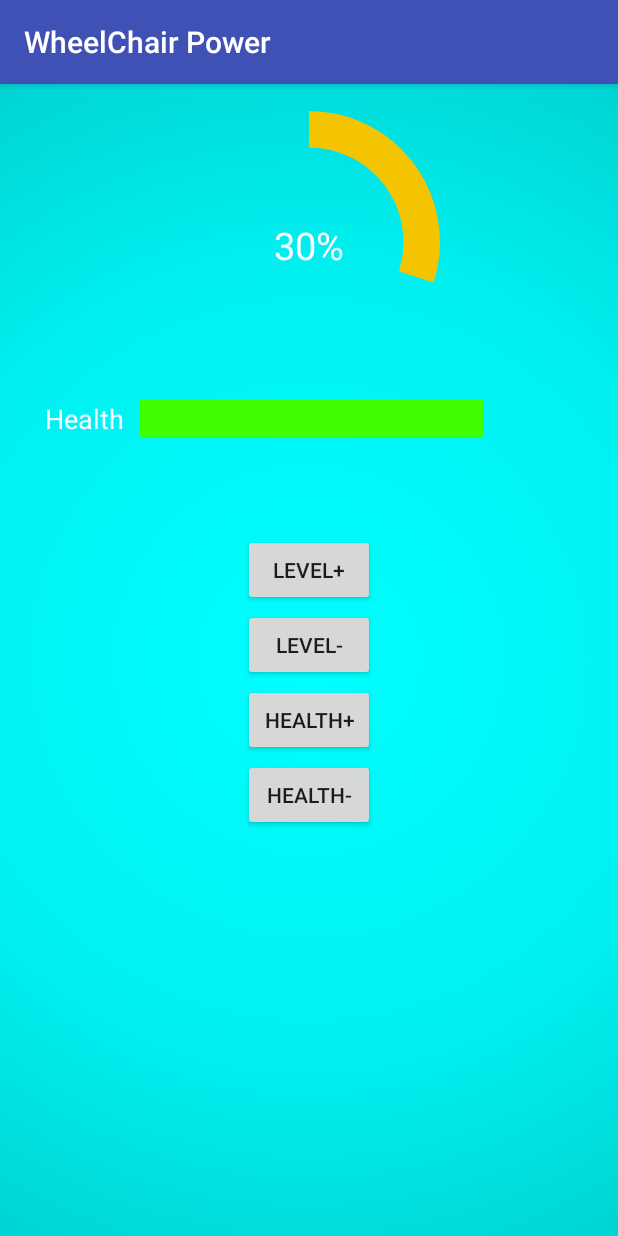
After one commit to nebulaM/BatteryStateBLE, an Android app: the fragment MainDisplayFragment placed in its activity, on a phone screen of 412 x 824 dp. The commit adds this screen. Run offline under Robolectric (Android 15) with nearby library versions, the phone set to English and light mode, and no system bars.

Commit message:
changed the view to fragments TODO: basic bluetooth impl

```diff
--- /dev/null
+++ b/app/src/main/java/com/cadex/davidz/wheelchairpower/MainDisplayFragment.java
@@ -0,0 +1,92 @@
+package com.cadex.nebulaM.wheelchairpower;
+
+import android.app.Fragment;
+import android.os.Bundle;
+import android.view.LayoutInflater;
+import android.view.View;
+import android.view.ViewGroup;
+import android.widget.Button;
+import android.widget.TextView;
+
+import com.cadex.nebulaM.wheelchairpower.customviews.ViewBatteryHealth;
+import com.cadex.nebulaM.wheelchairpower.customviews.ViewBatteryLevel;
+
+/**
+ * Created by nebulaM on 10/4/2016.
+ */
+public class MainDisplayFragment extends Fragment {
+    private TextView batteryLevelPercent;
+    private int mBatteryLevelData, mBatteryHealthData;
+
+    private ViewBatteryLevel mViewBatteryLevel;
+    private ViewBatteryHealth mViewBatteryHealth;
+    //set to false and delete useless buttons in battery_status.xml after finishing this part
+    //take care of the value assigned to mBatteryLevelData and mBatteryHealthData
+    private final boolean test=true;
+    @Override
+    public View onCreateView(LayoutInflater inflater, ViewGroup container,
+                             Bundle savedInstanceState) {
+        View view = inflater.inflate(R.layout.battery_status, container, false);
+        mViewBatteryLevel = (ViewBatteryLevel) view.findViewById(R.id.ViewBatteryLevel);
+        mViewBatteryHealth = (ViewBatteryHealth) view.findViewById(R.id.ViewBatteryHealth);
+        batteryLevelPercent = (TextView) view.findViewById(R.id.textViewBatLevelPercent);
+        if(test) {
+            mBatteryLevelData = 30;
+            mBatteryHealthData = 100;
+        }
+        mViewBatteryLevel.setBatteryLevel(mBatteryLevelData);
+        mViewBatteryHealth.setBatteryHealth(mBatteryHealthData);
+        batteryLevelPercent.setText(String.valueOf(mBatteryLevelData) + "%");
+        //following are tests, suppose to put updated battery level here
+        if(test) {
+            Button displayBatteryLevel = (Button) view.findViewById(R.id.displayBatteryLevel);
+            displayBatteryLevel.setOnClickListener(new View.OnClickListener() {
+                @Override
+                public void onClick(View v) {
+                    if (mBatteryLevelData > 0)
+                        mBatteryLevelData -= 5;
+                    mViewBatteryLevel.setBatteryLevel(mBatteryLevelData);
+                    batteryLevelPercent.setText(String.valueOf(mBatteryLevelData) + "%");
+                }
+            });
+
+            Button displayBatteryLevel2 = (Button) view.findViewById(R.id.displayBatteryLevel2);
+            displayBatteryLevel2.setOnClickListener(new View.OnClickListener() {
+                @Override
+                public void onClick(View v) {
+                    if (mBatteryLevelData < 100)
+                        mBatteryLevelData += 5;
+                    mViewBatteryLevel.setBatteryLevel(mBatteryLevelData);
+                    batteryLevelPercent.setText(String.valueOf(mBatteryLevelData) + "%");
+                }
+            });
+            Button displayBatteryHealth = (Button) view.findViewById(R.id.displayBatteryHealth);
+            displayBatteryHealth.setOnClickListener(new View.OnClickListener() {
+                @Override
+                public void onClick(View v) {
+                    if (mBatteryHealthData > 0)
+                        mBatteryHealthData -= 5;
+                    mViewBatteryHealth.setBatteryHealth(mBatteryHealthData);
+                }
+            });
+
+            Button displayBatteryHealth2 = (Button) view.findViewById(R.id.displayBatteryHealth2);
+            displayBatteryHealth2.setOnClickListener(new View.OnClickListener() {
+                @Override
+                public void onClick(View v) {
+                    if (mBatteryHealthData < 100)
+                        mBatteryHealthData += 5;
+                    mViewBatteryHealth.setBatteryHealth(mBatteryHealthData);
+                }
+            });
+        }
+
+
+
+
+        return view;
+    }
+
+
+
+}
--- a/app/src/main/java/com/cadex/davidz/wheelchairpower/customviews/ViewBatteryLevel.java
+++ b/app/src/main/java/com/cadex/davidz/wheelchairpower/customviews/ViewBatteryLevel.java
@@ -5,9 +5,7 @@ import android.content.res.TypedArray;
 import android.graphics.Canvas;
 import android.graphics.Paint;
 import android.graphics.Path;
-import android.graphics.RadialGradient;
 import android.graphics.RectF;
-import android.graphics.Shader;
 
 import android.util.AttributeSet;
 import android.view.View;
--- /dev/null
+++ b/app/src/main/res/layout/activity_main.xml
@@ -0,0 +1,11 @@
+<?xml version="1.0" encoding="utf-8"?>
+<FrameLayout xmlns:android="http://schemas.android.com/apk/res/android"
+    xmlns:tools="http://schemas.android.com/tools"
+    android:id="@+id/frag_container"
+    android:layout_width="match_parent"
+    android:layout_height="match_parent"
+    tools:context="com.cadex.nebulaM.wheelchairpower.MainActivity" >
+
+
+
+</FrameLayout>
--- a/app/src/main/res/layout/battery_status.xml
+++ b/app/src/main/res/layout/battery_status.xml
@@ -55,46 +55,45 @@
 
 
         <Button
-        android:id="@+id/tbBatteryLevel"
+        android:id="@+id/displayBatteryLevel"
         android:layout_width="wrap_content"
         android:layout_height="wrap_content"
         android:text="level-"
         android:layout_alignParentTop="true"
         android:layout_centerHorizontal="true"
         android:layout_marginTop="350dp"
-        android:onClick="displayBatteryLevel"/>
+        />
 
 
         <Button
-            android:id="@+id/tbBatteryLevel2"
+            android:id="@+id/displayBatteryLevel2"
             android:layout_width="wrap_content"
             android:layout_height="wrap_content"
             android:text="level+"
             android:layout_alignParentTop="true"
             android:layout_centerHorizontal="true"
-            android:layout_marginTop="300dp"
-            android:onClick="displayBatteryLevel2"/>
+            android:layout_marginTop="300dp" />
 
         <Button
-            android:id="@+id/tbBattery3"
+            android:id="@+id/displayBatteryHealth"
             android:layout_width="wrap_content"
             android:layout_height="wrap_content"
             android:text="health-"
             android:layout_alignParentTop="true"
             android:layout_centerHorizontal="true"
             android:layout_marginTop="450dp"
-            android:onClick="displayBatteryHealth"/>
+           />
 
 
         <Button
-            android:id="@+id/tbBattery4"
+            android:id="@+id/displayBatteryHealth2"
             android:layout_width="wrap_content"
             android:layout_height="wrap_content"
             android:text="health+"
             android:layout_alignParentTop="true"
             android:layout_centerHorizontal="true"
             android:layout_marginTop="400dp"
-            android:onClick="displayBatteryHealth2"/>
+            />
 
 
 
```
Also changed, not shown: app/src/main/java/com/cadex/davidz/wheelchairpower/MainActivity.java (+4 -41 lines).
